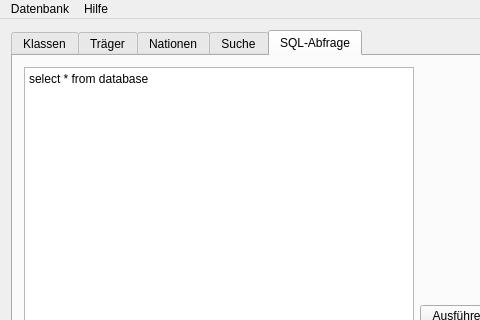
First picture: the form in mmjodb.ui, repository TecStylos/MMJODB, before the edit; both pictures show x 0 to 480 and y 0 to 320 of the 834 by 638 pixel window.
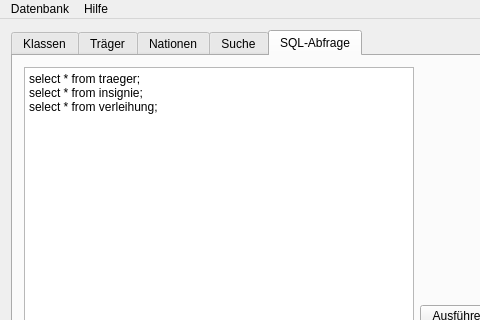
Second picture: the form after the edit.

```diff
--- a/mmjodb.ui
+++ b/mmjodb.ui
@@ -132,7 +132,9 @@
         <item row="0" column="0">
          <widget class="QPlainTextEdit" name="textEditSQLQuery">
           <property name="plainText">
-           <string>select * from database</string>
+           <string>select * from traeger;
+select * from insignie;
+select * from verleihung;</string>
           </property>
          </widget>
         </item>
```
